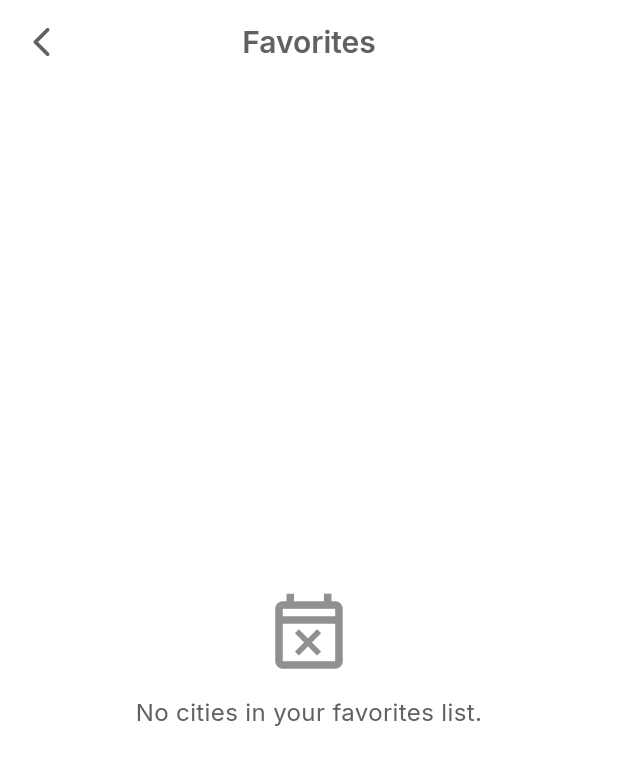
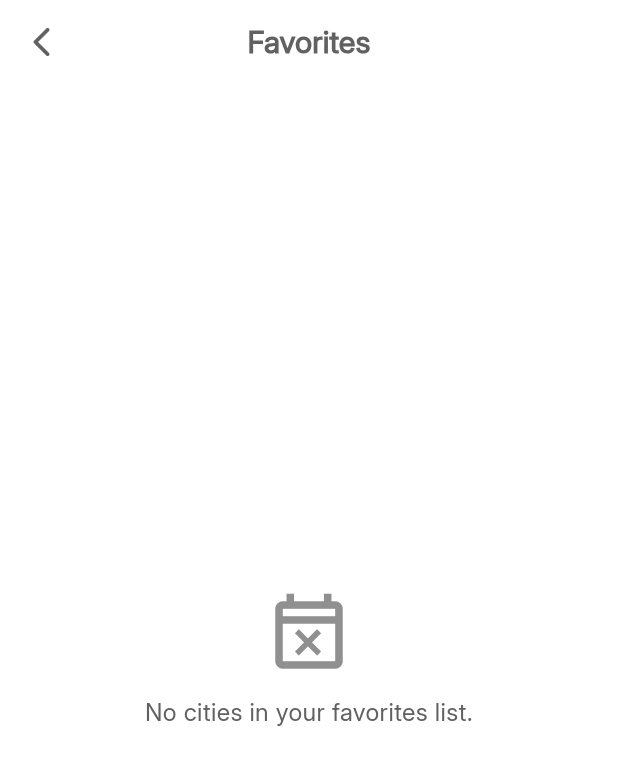
Before and after one commit to dineshxo/weather_dio_riverpod, a Flutter app: the FavoritePage screen opened directly, on a phone screen of 412 x 824 dp. Shown: the top 765 px of the screen. Run offline on Flutter 3.47's test engine with Material 3 defaults, Android fonts, the light colour scheme and no system bars; our stand-ins replace dio, flutter_riverpod, flutter_svg, google_fonts, shared_preferences, tuple; accounts and stored records are empty; network calls fail.

Commit message:
ui : add local fonts

```diff
--- a/lib/ui/themes.dart
+++ b/lib/ui/themes.dart
@@ -2,7 +2,8 @@ import 'package:flutter/material.dart';
 import 'package:google_fonts/google_fonts.dart';
 
 ThemeData darkMode = ThemeData(
-    fontFamily: GoogleFonts.inter().fontFamily,
+    // fontFamily: GoogleFonts.inter().fontFamily,
+    fontFamily: 'Inter',
     colorScheme: ColorScheme.dark(
       surface: const Color.fromARGB(255, 39, 39, 39),
       primary: const Color.fromARGB(255, 122, 122, 122),
@@ -12,7 +13,8 @@ ThemeData darkMode = ThemeData(
     ));
 
 ThemeData lightMode = ThemeData(
-    fontFamily: GoogleFonts.inter().fontFamily,
+    // fontFamily: GoogleFonts.inter().fontFamily,
+    fontFamily: 'Inter',
     colorScheme: ColorScheme.light(
           surface: const Color.fromARGB(255, 255, 255, 255),
           primary: const Color.fromARGB(255, 234, 234, 234),
```
Also changed, not shown: pubspec.yaml (+7 -7 lines), fonts/inter.ttf (added).
